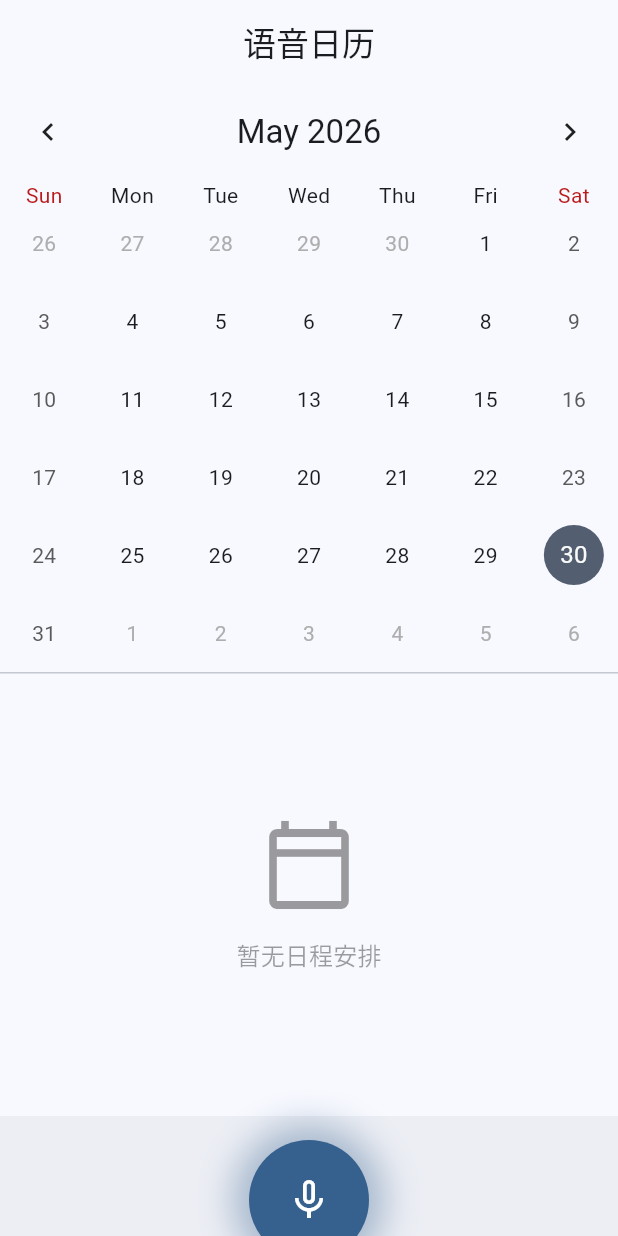
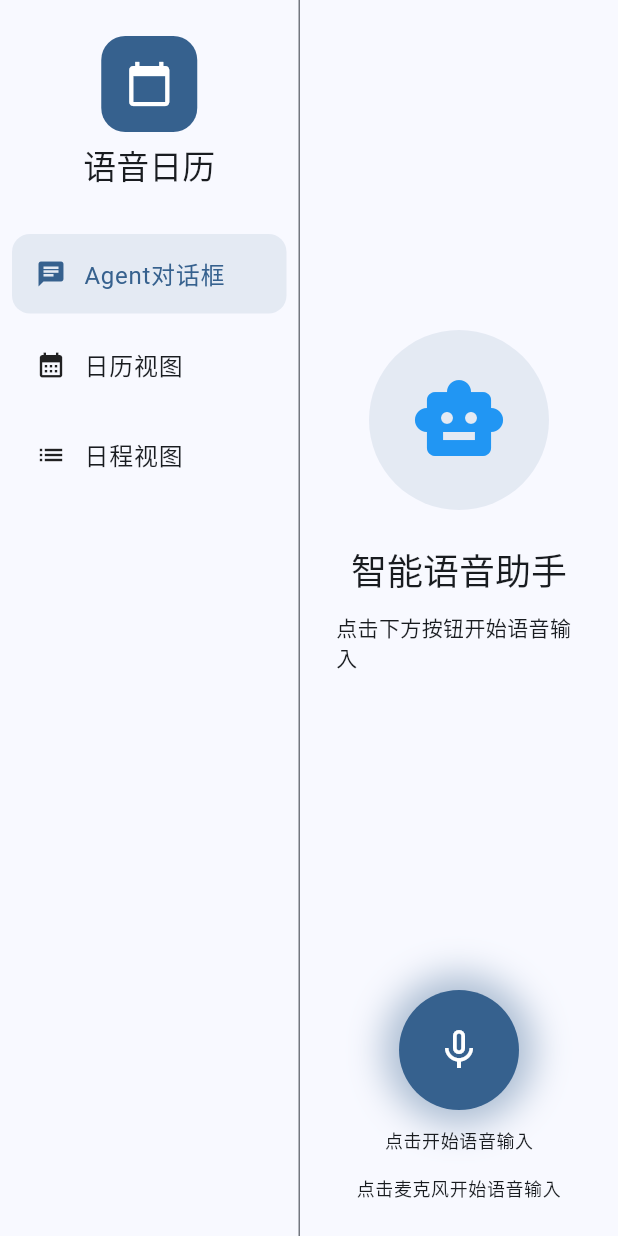
Before and after one commit to Elasxny/Voice-Calendar-Tool, a Flutter app: the screen it shows after launch, on a phone screen of 412 x 824 dp. Run offline on Flutter 3.47's test engine with Material 3 defaults, Android fonts, the light colour scheme and no system bars; drawn by our look-alikes of table_calendar; our stand-ins replace flutter_tts, hive, hive_flutter, speech_to_text; missing offline and left inert: flutter_onnxruntime; accounts and stored records are empty.

Commit message:
更新了界面

```diff
--- a/lib/main.dart
+++ b/lib/main.dart
@@ -10,6 +10,9 @@ import 'widgets/calendar_view.dart';
 import 'widgets/event_list.dart';
 import 'widgets/voice_command_button.dart';
 import 'widgets/event_detail_dialog.dart';
+import 'widgets/sidebar_widget.dart';
+import 'widgets/agent_view.dart';
+import 'widgets/schedule_view.dart';
 
 void main() async {
   await Hive.initFlutter();
@@ -59,6 +62,7 @@ class _HomePageState extends State<HomePage> {
   String _statusMessage = '点击麦克风开始语音输入';
   bool _isInitialized = false;
   bool _useAIMode = false;
+  ViewType _currentView = ViewType.agent;
 
   @override
   void initState() {
@@ -289,6 +293,7 @@ class _HomePageState extends State<HomePage> {
   Future<String> _handleViewToday() async {
     setState(() {
       _selectedDay = DateTime.now();
+      _currentView = ViewType.calendar;
     });
 
     final events = _calendarService.getEventsForToday();
@@ -317,6 +322,10 @@ class _HomePageState extends State<HomePage> {
   }
 
   Future<String> _handleViewEvents() async {
+    setState(() {
+      _currentView = ViewType.schedule;
+    });
+
     final events = _calendarService.getAllEvents();
     if (events.isEmpty) {
       return '日历中没有任何日程';
@@ -393,27 +402,23 @@ class _HomePageState extends State<HomePage> {
     );
   }
 
-  @override
-  Widget build(BuildContext context) {
-    if (!_isInitialized) {
-      return const Scaffold(
-        body: Center(
-          child: CircularProgressIndicator(),
-        ),
-      );
-    }
-
+  Widget _buildCurrentView() {
     final events = _calendarService.getEventsMap();
     final List<CalendarEvent> selectedEvents = _selectedDay != null
         ? _calendarService.getEventsForDate(_selectedDay!)
         : <CalendarEvent>[];
+    final List<CalendarEvent> allEvents = _calendarService.getAllEvents();
 
-    return Scaffold(
-      appBar: AppBar(
-        title: const Text('语音日历'),
-        centerTitle: true,
-      ),
-      body: Column(
+    switch (_currentView) {
+      case ViewType.agent:
+        return AgentView(
+          isListening: _isListening,
+          onToggleListening: _toggleListening,
+          statusMessage: _statusMessage,
+          recognizedText: _recognizedText,
+        );
+      case ViewType.calendar:
+        return Column(
           children: [
             CalendarView(
               focusedDay: _focusedDay,
@@ -431,37 +436,41 @@ class _HomePageState extends State<HomePage> {
               ),
             ),
           ],
+        );
+      case ViewType.schedule:
+        return ScheduleView(
+          allEvents: allEvents,
+          onEventTapped: _onEventTapped,
+          onDeleteEvent: _onDeleteEvent,
+        );
+    }
+  }
+
+  @override
+  Widget build(BuildContext context) {
+    if (!_isInitialized) {
+      return const Scaffold(
+        body: Center(
+          child: CircularProgressIndicator(),
         ),
-      bottomNavigationBar: BottomAppBar(
-        padding: const EdgeInsets.all(16),
-        child: Column(
-          mainAxisSize: MainAxisSize.min,
+      );
+    }
+
+    return Scaffold(
+      body: Row(
         children: [
-            VoiceCommandButton(
-              isListening: _isListening,
-              onPressed: _toggleListening,
-              hintText: '点击开始语音输入',
+          SidebarWidget(
+            currentView: _currentView,
+            onViewChanged: (viewType) {
+              setState(() {
+                _currentView = viewType;
+              });
+            },
           ),
-            const SizedBox(height: 8),
-            Text(
-              _statusMessage,
-              style: Theme.of(context).textTheme.bodySmall,
-              textAlign: TextAlign.center,
-              maxLines: 2,
-              overflow: TextOverflow.ellipsis,
-            ),
-            if (_recognizedText.isNotEmpty)
-              Text(
-                '识别到：$_recognizedText',
-                style: Theme.of(context).textTheme.bodySmall!.copyWith(
-                  color: Theme.of(context).primaryColor,
-                ),
-                textAlign: TextAlign.center,
-                maxLines: 1,
-                overflow: TextOverflow.ellipsis,
+          Expanded(
+            child: _buildCurrentView(),
           ),
         ],
-        ),
       ),
     );
   }
--- /dev/null
+++ b/lib/widgets/agent_view.dart
@@ -0,0 +1,89 @@
+import 'package:flutter/material.dart';
+import 'voice_command_button.dart';
+
+class AgentView extends StatelessWidget {
+  final bool isListening;
+  final VoidCallback onToggleListening;
+  final String statusMessage;
+  final String recognizedText;
+
+  const AgentView({
+    super.key,
+    required this.isListening,
+    required this.onToggleListening,
+    required this.statusMessage,
+    required this.recognizedText,
+  });
+
+  @override
+  Widget build(BuildContext context) {
+    return Container(
+      padding: const EdgeInsets.all(24),
+      child: Column(
+        children: [
+          Expanded(
+            child: Center(
+              child: Column(
+                mainAxisAlignment: MainAxisAlignment.center,
+                children: [
+                  Container(
+                    width: 120,
+                    height: 120,
+                    decoration: BoxDecoration(
+                      color: Theme.of(context).primaryColor.withOpacity(0.1),
+                      borderRadius: BorderRadius.circular(60),
+                    ),
+                    child: const Center(
+                      child: Icon(
+                        Icons.smart_toy,
+                        size: 64,
+                        color: Colors.blue,
+                      ),
+                    ),
+                  ),
+                  const SizedBox(height: 24),
+                  Text(
+                    '智能语音助手',
+                    style: Theme.of(context).textTheme.headlineSmall,
+                  ),
+                  const SizedBox(height: 12),
+                  Text(
+                    '点击下方按钮开始语音输入',
+                    style: Theme.of(context).textTheme.bodyMedium,
+                  ),
+                ],
+              ),
+            ),
+          ),
+          const SizedBox(height: 16),
+          VoiceCommandButton(
+            isListening: isListening,
+            onPressed: onToggleListening,
+            hintText: '点击开始语音输入',
+          ),
+          const SizedBox(height: 16),
+          Text(
+            statusMessage,
+            style: Theme.of(context).textTheme.bodySmall,
+            textAlign: TextAlign.center,
+            maxLines: 2,
+            overflow: TextOverflow.ellipsis,
+          ),
+          if (recognizedText.isNotEmpty)
+            Padding(
+              padding: const EdgeInsets.only(top: 8),
+              child: Text(
+                '识别到：$recognizedText',
+                style: Theme.of(context).textTheme.bodySmall!.copyWith(
+                      color: Theme.of(context).primaryColor,
+                    ),
+                textAlign: TextAlign.center,
+                maxLines: 1,
+                overflow: TextOverflow.ellipsis,
+              ),
+            ),
+        ],
+      ),
+    );
+  }
+}
--- /dev/null
+++ b/lib/widgets/sidebar_widget.dart
@@ -0,0 +1,139 @@
+import 'package:flutter/material.dart';
+
+enum ViewType {
+  agent,
+  calendar,
+  schedule,
+}
+
+class SidebarWidget extends StatelessWidget {
+  final ViewType currentView;
+  final ValueChanged<ViewType> onViewChanged;
+
+  const SidebarWidget({
+    super.key,
+    required this.currentView,
+    required this.onViewChanged,
+  });
+
+  @override
+  Widget build(BuildContext context) {
+    return Container(
+      width: 200,
+      decoration: BoxDecoration(
+        color: Theme.of(context).colorScheme.surface,
+        border: Border(
+          right: BorderSide(
+            color: Theme.of(context).dividerColor,
+          ),
+        ),
+      ),
+      child: Column(
+        children: [
+          const SizedBox(height: 24),
+          _buildLogo(context),
+          const SizedBox(height: 32),
+          Expanded(
+            child: _buildMenuItems(context),
+          ),
+        ],
+      ),
+    );
+  }
+
+  Widget _buildLogo(BuildContext context) {
+    return Column(
+      children: [
+        Container(
+          width: 64,
+          height: 64,
+          decoration: BoxDecoration(
+            color: Theme.of(context).primaryColor,
+            borderRadius: BorderRadius.circular(16),
+          ),
+          child: const Icon(
+            Icons.calendar_today,
+            size: 32,
+            color: Colors.white,
+          ),
+        ),
+        const SizedBox(height: 8),
+        Text(
+          '语音日历',
+          style: Theme.of(context).textTheme.titleLarge,
+        ),
+      ],
+    );
+  }
+
+  Widget _buildMenuItems(BuildContext context) {
+    return ListView(
+      padding: const EdgeInsets.symmetric(horizontal: 8),
+      children: [
+        _buildMenuItem(
+          context,
+          icon: Icons.chat,
+          label: 'Agent对话框',
+          viewType: ViewType.agent,
+        ),
+        const SizedBox(height: 8),
+        _buildMenuItem(
+          context,
+          icon: Icons.calendar_month,
+          label: '日历视图',
+          viewType: ViewType.calendar,
+        ),
+        const SizedBox(height: 8),
+        _buildMenuItem(
+          context,
+          icon: Icons.list,
+          label: '日程视图',
+          viewType: ViewType.schedule,
+        ),
+      ],
+    );
+  }
+
+  Widget _buildMenuItem(
+    BuildContext context, {
+    required IconData icon,
+    required String label,
+    required ViewType viewType,
+  }) {
+    final isSelected = currentView == viewType;
+
+    return Material(
+      borderRadius: BorderRadius.circular(12),
+      color: isSelected
+          ? Theme.of(context).primaryColor.withOpacity(0.1)
+          : Colors.transparent,
+      child: InkWell(
+        borderRadius: BorderRadius.circular(12),
+        onTap: () => onViewChanged(viewType),
+        child: Padding(
+          padding: const EdgeInsets.symmetric(horizontal: 16, vertical: 14),
+          child: Row(
+            children: [
+              Icon(
+                icon,
+                size: 20,
+                color: isSelected
+                    ? Theme.of(context).primaryColor
+                    : Theme.of(context).iconTheme.color,
+              ),
+              const SizedBox(width: 12),
+              Text(
+                label,
+                style: isSelected
+                    ? Theme.of(context).textTheme.bodyLarge!.copyWith(
+                          color: Theme.of(context).primaryColor,
+                        )
+                    : Theme.of(context).textTheme.bodyLarge,
+              ),
+            ],
+          ),
+        ),
+      ),
+    );
+  }
+}
```
Also changed, not shown: lib/widgets/schedule_view.dart (added, +198 -0 lines). Lines whose indentation alone changed are shown as unchanged.
